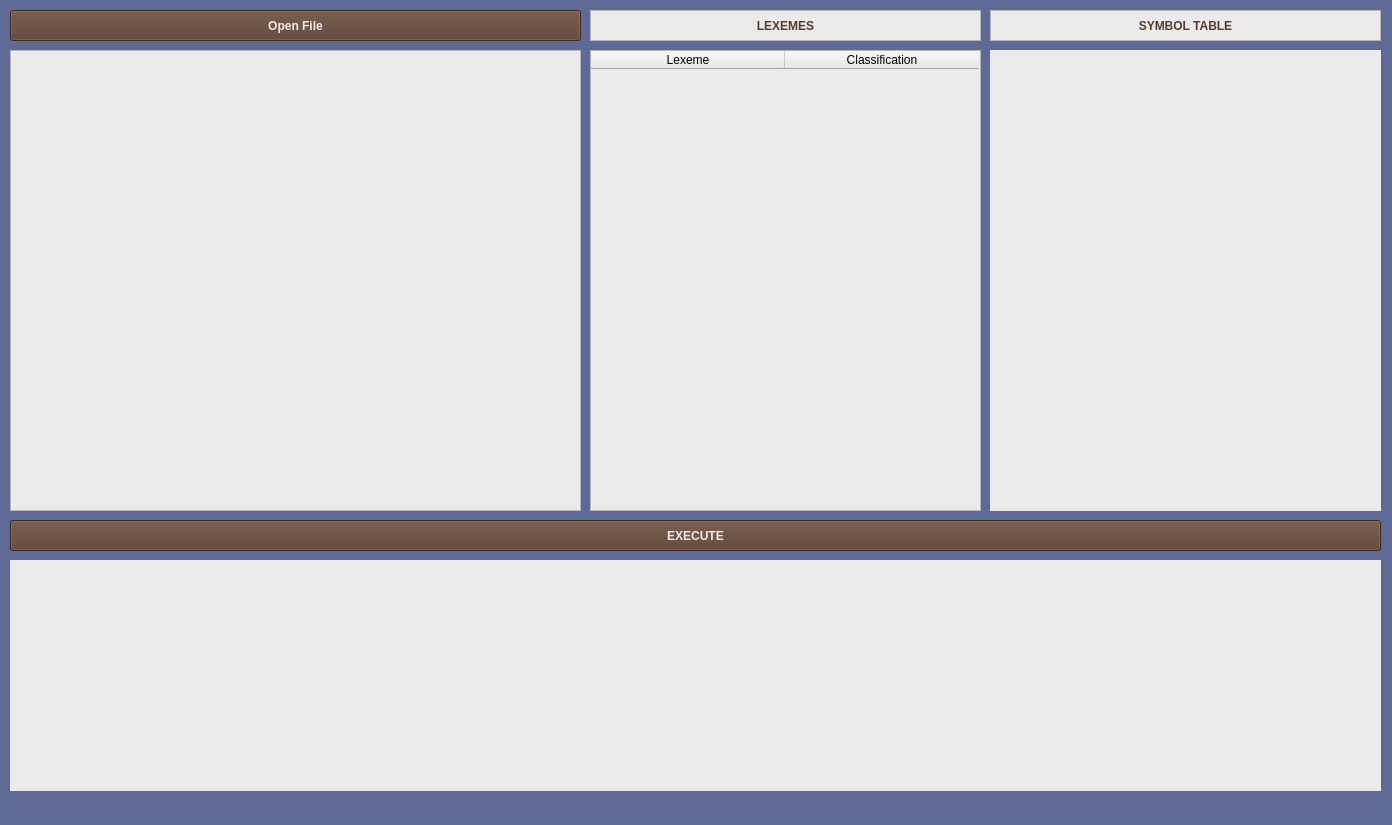
Old version of the form gui.ui in the repository cslabiano/cmsc124-project.
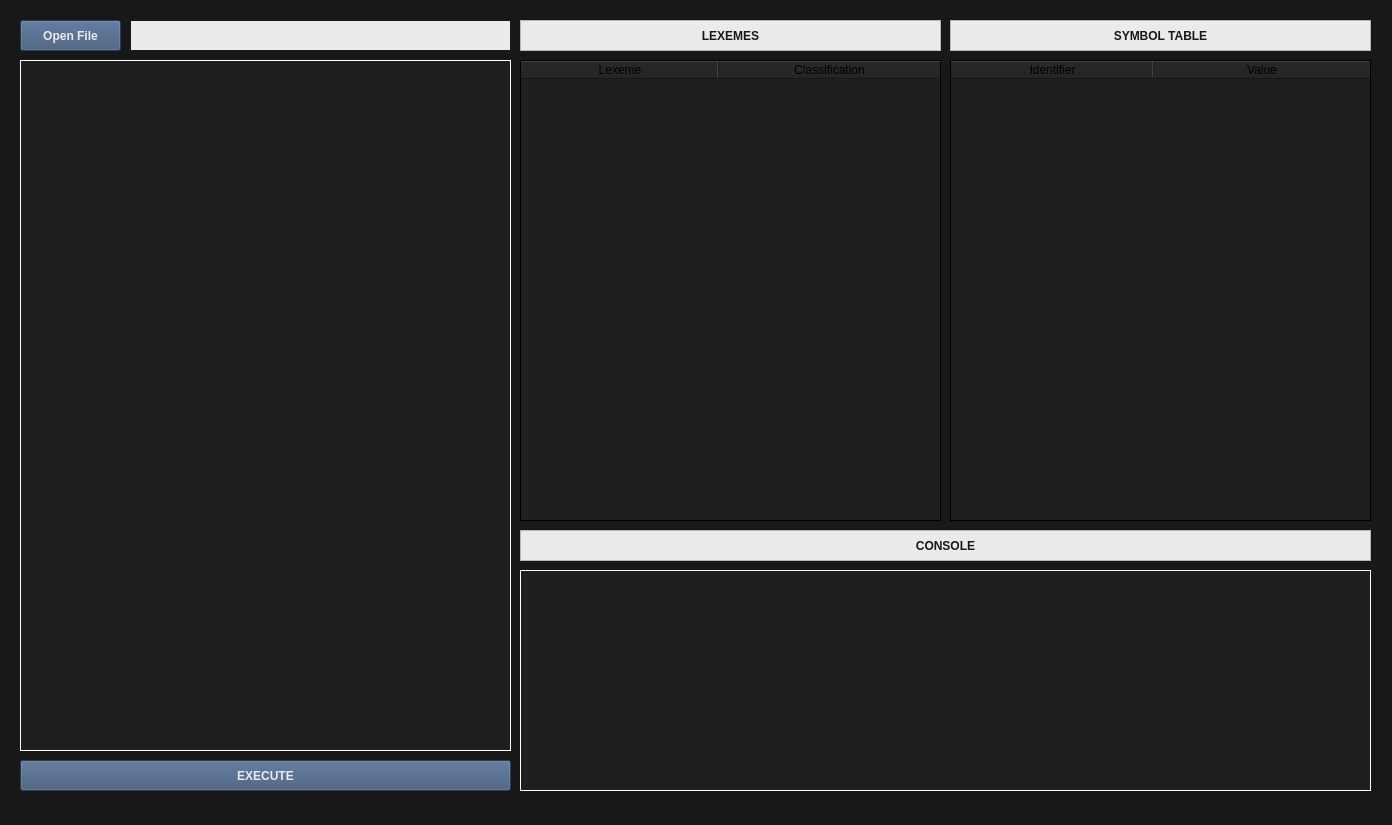
New version of the form.

Patch:
```diff
--- a/gui.ui
+++ b/gui.ui
@@ -14,15 +14,15 @@
    <string>LOL Code Interpreter</string>
   </property>
   <property name="styleSheet">
-   <string notr="true">background: #5f6995</string>
+   <string notr="true">background: #181818</string>
   </property>
   <widget class="QWidget" name="centralwidget">
    <widget class="QPushButton" name="execute_button">
     <property name="geometry">
      <rect>
-      <x>10</x>
-      <y>520</y>
-      <width>1371</width>
+      <x>20</x>
+      <y>760</y>
+      <width>491</width>
       <height>31</height>
      </rect>
     </property>
@@ -34,7 +34,7 @@
      </font>
     </property>
     <property name="styleSheet">
-     <string notr="true">background: #573c2d;
+     <string notr="true">background: #3a5375;
 color: #eceaeb</string>
     </property>
     <property name="text">
@@ -44,9 +44,9 @@
    <widget class="QPushButton" name="open_file_button">
     <property name="geometry">
      <rect>
-      <x>10</x>
-      <y>10</y>
-      <width>571</width>
+      <x>20</x>
+      <y>20</y>
+      <width>101</width>
       <height>31</height>
      </rect>
     </property>
@@ -58,7 +58,7 @@
      </font>
     </property>
     <property name="styleSheet">
-     <string notr="true">background: #573c2d;
+     <string notr="true">background: #3a5375;
 color: #eceaeb</string>
     </property>
     <property name="text">
@@ -77,46 +77,47 @@
    <widget class="QTextEdit" name="print_file">
     <property name="geometry">
      <rect>
-      <x>10</x>
-      <y>50</y>
-      <width>571</width>
-      <height>461</height>
+      <x>20</x>
+      <y>60</y>
+      <width>491</width>
+      <height>691</height>
      </rect>
     </property>
     <property name="autoFillBackground">
      <bool>false</bool>
     </property>
     <property name="styleSheet">
-     <string notr="true">background: #eceaeb</string>
+     <string notr="true">background: #1f1f1f;
+color: white;</string>
+    </property>
+    <property name="frameShape">
+     <enum>QFrame::Box</enum>
+    </property>
+    <property name="frameShadow">
+     <enum>QFrame::Plain</enum>
+    </property>
+    <property name="lineWidth">
+     <number>1</number>
     </property>
    </widget>
    <widget class="QLabel" name="console">
     <property name="geometry">
      <rect>
-      <x>10</x>
-      <y>560</y>
-      <width>1371</width>
-      <height>231</height>
+      <x>520</x>
+      <y>570</y>
+      <width>851</width>
+      <height>221</height>
      </rect>
     </property>
     <property name="styleSheet">
-     <string notr="true">background: #eceaeb</string>
+     <string notr="true">background: #1f1f1f;
+color: white;</string>
     </property>
-    <property name="text">
-     <string/>
+    <property name="frameShape">
+     <enum>QFrame::Box</enum>
     </property>
-   </widget>
-   <widget class="QLabel" name="display_symbols">
-    <property name="geometry">
-     <rect>
-      <x>990</x>
-      <y>50</y>
-      <width>391</width>
-      <height>461</height>
-     </rect>
-    </property>
-    <property name="styleSheet">
-     <string notr="true">background: #eceaeb</string>
+    <property name="lineWidth">
+     <number>1</number>
     </property>
     <property name="text">
      <string/>
@@ -125,9 +126,9 @@
    <widget class="QLabel" name="label_lexemes">
     <property name="geometry">
      <rect>
-      <x>590</x>
-      <y>10</y>
-      <width>391</width>
+      <x>520</x>
+      <y>20</y>
+      <width>421</width>
       <height>31</height>
      </rect>
     </property>
@@ -140,7 +141,7 @@
     </property>
     <property name="styleSheet">
      <string notr="true">background: #eceaeb;
-color: #573c2d;
+color: #181818;
 font-weight: bold;</string>
     </property>
     <property name="frameShape">
@@ -159,9 +160,9 @@
    <widget class="QLabel" name="label_symbols">
     <property name="geometry">
      <rect>
-      <x>990</x>
-      <y>10</y>
-      <width>391</width>
+      <x>950</x>
+      <y>20</y>
+      <width>421</width>
       <height>31</height>
      </rect>
     </property>
@@ -174,7 +175,7 @@
     </property>
     <property name="styleSheet">
      <string notr="true">background: #eceaeb;
-color: #573c2d;
+color: #181818;
 font-weight: bold;</string>
     </property>
     <property name="frameShape">
@@ -190,66 +191,149 @@
    <widget class="QTableWidget" name="lexeme_table">
     <property name="geometry">
      <rect>
-      <x>590</x>
-      <y>50</y>
-      <width>391</width>
+      <x>520</x>
+      <y>60</y>
+      <width>421</width>
       <height>461</height>
      </rect>
     </property>
-    <property name="maximumSize">
-     <size>
-      <width>391</width>
-      <height>16777215</height>
-     </size>
-    </property>
     <property name="styleSheet">
-     <string notr="true">background: #eceaeb</string>
+     <string notr="true">background: #1f1f1f;
+</string>
+    </property>
+    <property name="frameShape">
+     <enum>QFrame::Box</enum>
     </property>
     <property name="frameShadow">
-     <enum>QFrame::Raised</enum>
+     <enum>QFrame::Plain</enum>
     </property>
     <property name="lineWidth">
-     <number>0</number>
+     <number>1</number>
     </property>
-    <property name="gridStyle">
-     <enum>Qt::SolidLine</enum>
-    </property>
-    <property name="columnCount">
-     <number>2</number>
-    </property>
-    <attribute name="horizontalHeaderVisible">
-     <bool>true</bool>
-    </attribute>
     <attribute name="horizontalHeaderCascadingSectionResizes">
      <bool>false</bool>
     </attribute>
+    <attribute name="horizontalHeaderMinimumSectionSize">
+     <number>49</number>
+    </attribute>
     <attribute name="horizontalHeaderDefaultSectionSize">
-     <number>194</number>
+     <number>198</number>
     </attribute>
-    <attribute name="verticalHeaderVisible">
-     <bool>false</bool>
+    <attribute name="horizontalHeaderHighlightSections">
+     <bool>true</bool>
+    </attribute>
+    <attribute name="horizontalHeaderStretchLastSection">
+     <bool>true</bool>
     </attribute>
     <column>
      <property name="text">
       <string>Lexeme</string>
      </property>
-     <property name="textAlignment">
-      <set>AlignCenter</set>
-     </property>
-     <property name="background">
-      <color>
-       <red>236</red>
-       <green>234</green>
-       <blue>235</blue>
-      </color>
-     </property>
     </column>
     <column>
      <property name="text">
       <string>Classification</string>
      </property>
-     <property name="textAlignment">
-      <set>AlignCenter</set>
+    </column>
+   </widget>
+   <widget class="QLabel" name="label_console">
+    <property name="geometry">
+     <rect>
+      <x>520</x>
+      <y>530</y>
+      <width>851</width>
+      <height>31</height>
+     </rect>
+    </property>
+    <property name="font">
+     <font>
+      <family>System</family>
+      <weight>75</weight>
+      <bold>true</bold>
+     </font>
+    </property>
+    <property name="styleSheet">
+     <string notr="true">background: #eceaeb;
+color: #181818;
+font-weight: bold;</string>
+    </property>
+    <property name="frameShape">
+     <enum>QFrame::StyledPanel</enum>
+    </property>
+    <property name="text">
+     <string>CONSOLE</string>
+    </property>
+    <property name="textFormat">
+     <enum>Qt::PlainText</enum>
+    </property>
+    <property name="alignment">
+     <set>Qt::AlignCenter</set>
+    </property>
+   </widget>
+   <widget class="QLabel" name="label_filename">
+    <property name="geometry">
+     <rect>
+      <x>130</x>
+      <y>20</y>
+      <width>381</width>
+      <height>31</height>
+     </rect>
+    </property>
+    <property name="styleSheet">
+     <string notr="true">background: #eceaeb;
+color: #181818;</string>
+    </property>
+    <property name="frameShape">
+     <enum>QFrame::Box</enum>
+    </property>
+    <property name="text">
+     <string/>
+    </property>
+   </widget>
+   <widget class="QTableWidget" name="symbol_table">
+    <property name="geometry">
+     <rect>
+      <x>950</x>
+      <y>60</y>
+      <width>421</width>
+      <height>461</height>
+     </rect>
+    </property>
+    <property name="styleSheet">
+     <string notr="true">background: #1f1f1f;</string>
+    </property>
+    <property name="frameShape">
+     <enum>QFrame::Box</enum>
+    </property>
+    <property name="frameShadow">
+     <enum>QFrame::Plain</enum>
+    </property>
+    <property name="lineWidth">
+     <number>1</number>
+    </property>
+    <attribute name="horizontalHeaderCascadingSectionResizes">
+     <bool>false</bool>
+    </attribute>
+    <attribute name="horizontalHeaderMinimumSectionSize">
+     <number>49</number>
+    </attribute>
+    <attribute name="horizontalHeaderDefaultSectionSize">
+     <number>203</number>
+    </attribute>
+    <attribute name="horizontalHeaderHighlightSections">
+     <bool>true</bool>
+    </attribute>
+    <attribute name="horizontalHeaderStretchLastSection">
+     <bool>true</bool>
+    </attribute>
+    <column>
+     <property name="text">
+      <string>Identifier</string>
+     </property>
+    </column>
+    <column>
+     <property name="text">
+      <string>Value</string>
      </property>
     </column>
    </widget>
```
